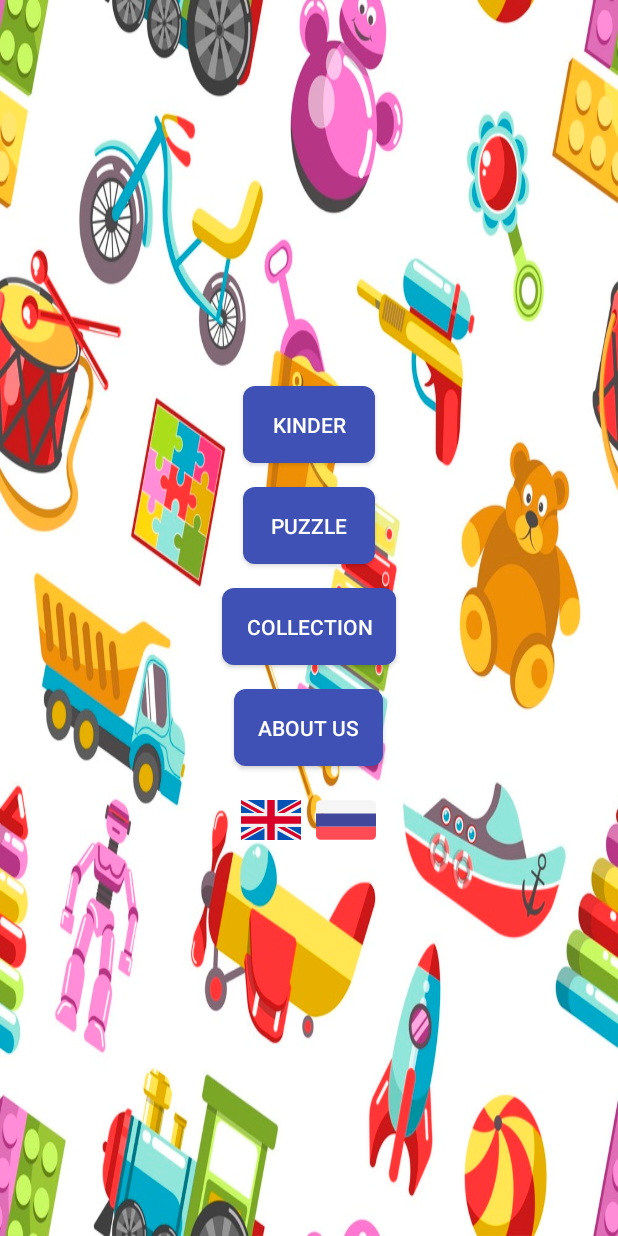
After one commit to RomanMoran/KidsGame, an Android app: the MainKotlinActivity screen opened directly, with no data from a screen before it, on a phone screen of 412 x 824 dp. The commit adds this screen. Run offline under Robolectric (Android 15) with nearby library versions, the phone set to English and light mode, and no system bars; 1 statement that could not run was skipped.

Commit message:
KD-01 Start doing main activity kotlin screen

```diff
--- a/app/src/main/AndroidManifest.xml
+++ b/app/src/main/AndroidManifest.xml
@@ -28,6 +28,18 @@
                 <category android:name="android.intent.category.LAUNCHER" />
             </intent-filter>
         </activity>
+
+        <activity android:name=".program.activity.main.MainKotlinActivity"
+            android:configChanges="keyboardHidden|screenSize|orientation|layoutDirection|locale"
+            android:screenOrientation="sensorPortrait"
+            android:windowSoftInputMode="adjustPan">
+            <intent-filter>
+                <action android:name="android.intent.action.MAIN" />
+
+                <category android:name="android.intent.category.LAUNCHER" />
+            </intent-filter>
+        </activity>
+
         <activity
             android:name=".program.activity.KinderActivity"
             android:configChanges="keyboardHidden|screenSize|orientation|layoutDirection|locale"
--- /dev/null
+++ b/app/src/main/java/android1601/itstep/org/kidsgame/program/activity/main/MainKotlinActivity.kt
@@ -0,0 +1,29 @@
+package android1601.itstep.org.kidsgame.program.activity.main
+
+import android.os.Bundle
+import android1601.itstep.org.kidsgame.R
+import android1601.itstep.org.kidsgame.program.ui.base.BaseActivity
+import kotlinx.android.synthetic.main.activity_main_kotlin.*
+
+class MainKotlinActivity : BaseActivity() {
+
+    override val layoutRes: Int = R.layout.activity_main_kotlin
+
+    override fun onCreate(savedInstanceState: Bundle?) {
+        super.onCreate(savedInstanceState)
+        openEggs.setOnClickListener { }
+        openPuzzle.setOnClickListener { }
+        openCollection.setOnClickListener { }
+        aboutUs.setOnClickListener { }
+        rgLanguages.setOnCheckedChangeListener { group, checkedId ->
+            if (rbEng.id == checkedId) {
+
+            } else {
+
+            }
+        }
+
+    }
+
+
+}
--- a/app/src/main/java/android1601/itstep/org/kidsgame/program/data/LocalStorage.kt
+++ b/app/src/main/java/android1601/itstep/org/kidsgame/program/data/LocalStorage.kt
@@ -2,11 +2,14 @@ package android1601.itstep.org.kidsgame.program.data
 
 import android.content.Context
 import android.content.Context.MODE_PRIVATE
+import android1601.itstep.org.kidsgame.program.Utility.LocaleHelper
+import android1601.itstep.org.kidsgame.program.ext.data.delegate
 
 
 class LocalStorage(context: Context) : Preferences {
 
     private val sharedPrefs by lazy { context.getSharedPreferences("sharedprefs", MODE_PRIVATE) }
 
+    override var language: String by sharedPrefs.delegate("appLanguage", LocaleHelper.getLanguage())
 
 }
--- a/app/src/main/java/android1601/itstep/org/kidsgame/program/data/Preferences.kt
+++ b/app/src/main/java/android1601/itstep/org/kidsgame/program/data/Preferences.kt
@@ -3,4 +3,6 @@ package android1601.itstep.org.kidsgame.program.data
 
 interface Preferences {
 
+    var language : String
+
 }
--- a/app/src/main/java/android1601/itstep/org/kidsgame/program/ui/base/BaseActivity.kt
+++ b/app/src/main/java/android1601/itstep/org/kidsgame/program/ui/base/BaseActivity.kt
@@ -17,7 +17,7 @@ abstract class BaseActivity : AppCompatActivity() {
     protected lateinit var progressBar: ProgressBar
     val navigator by lazy { ActivityViewNavigator(this) }
     private var menu: Menu? = null
-    private val preferences by PreferencesProvider()
+    val preferences by PreferencesProvider()
 
     override fun onCreate(savedInstanceState: Bundle?) {
         super.onCreate(savedInstanceState)
--- /dev/null
+++ b/app/src/main/res/drawable/ic_english.xml
@@ -0,0 +1,60 @@
+<vector xmlns:android="http://schemas.android.com/apk/res/android"
+    android:width="512dp"
+    android:height="512dp"
+    android:viewportWidth="512"
+    android:viewportHeight="512">
+  <path
+      android:pathData="M0,85.333h512v341.337h-512z"
+      android:fillColor="#F0F0F0"/>
+  <path
+      android:pathData="M288,85.33l-64,0l0,138.666l-224,0l0,64l224,0l0,138.666l64,0l0,-138.666l224,0l0,-64l-224,0z"
+      android:fillColor="#D80027"/>
+  <path
+      android:pathData="M393.785,315.358l118.215,65.676l0,-65.676z"
+      android:fillColor="#0052B4"/>
+  <path
+      android:pathData="M311.652,315.358l200.348,111.304l0,-31.474l-143.693,-79.83z"
+      android:fillColor="#0052B4"/>
+  <path
+      android:pathData="M458.634,426.662l-146.982,-81.664l0,81.664z"
+      android:fillColor="#0052B4"/>
+  <path
+      android:pathData="M311.652,315.358l200.348,111.304l0,-31.474l-143.693,-79.83z"
+      android:fillColor="#F0F0F0"/>
+  <path
+      android:pathData="M311.652,315.358l200.348,111.304l0,-31.474l-143.693,-79.83z"
+      android:fillColor="#D80027"/>
+  <path
+      android:pathData="M90.341,315.356l-90.341,50.19l0,-50.19z"
+      android:fillColor="#0052B4"/>
+  <path
+      android:pathData="M200.348,329.51l0,97.151l-174.857,0z"
+      android:fillColor="#0052B4"/>
+  <path
+      android:pathData="M143.693,315.358l-143.693,79.83l0,31.474l0,0l200.348,-111.304z"
+      android:fillColor="#D80027"/>
+  <path
+      android:pathData="M118.215,196.634l-118.215,-65.676l0,65.676z"
+      android:fillColor="#0052B4"/>
+  <path
+      android:pathData="M200.348,196.634l-200.348,-111.304l0,31.474l143.693,79.83z"
+      android:fillColor="#0052B4"/>
+  <path
+      android:pathData="M53.366,85.33l146.982,81.664l0,-81.664z"
+      android:fillColor="#0052B4"/>
+  <path
+      android:pathData="M200.348,196.634l-200.348,-111.304l0,31.474l143.693,79.83z"
+      android:fillColor="#F0F0F0"/>
+  <path
+      android:pathData="M200.348,196.634l-200.348,-111.304l0,31.474l143.693,79.83z"
+      android:fillColor="#D80027"/>
+  <path
+      android:pathData="M421.659,196.636l90.341,-50.19l0,50.19z"
+      android:fillColor="#0052B4"/>
+  <path
+      android:pathData="M311.652,182.482l0,-97.151l174.857,0z"
+      android:fillColor="#0052B4"/>
+  <path
+      android:pathData="M368.307,196.634l143.693,-79.83l0,-31.474l0,0l-200.348,111.304z"
+      android:fillColor="#D80027"/>
+</vector>
--- /dev/null
+++ b/app/src/main/res/drawable/ic_russia.xml
@@ -0,0 +1,15 @@
+<vector xmlns:android="http://schemas.android.com/apk/res/android"
+    android:width="512dp"
+    android:height="512dp"
+    android:viewportWidth="512"
+    android:viewportHeight="512">
+  <path
+      android:pathData="M473.655,88.276H38.345C17.167,88.276 0,105.443 0,126.621v73.471h512v-73.471C512,105.443 494.833,88.276 473.655,88.276z"
+      android:fillColor="#F5F5F5"/>
+  <path
+      android:pathData="M0,385.379c0,21.177 17.167,38.345 38.345,38.345h435.31c21.177,0 38.345,-17.167 38.345,-38.345v-73.471H0V385.379z"
+      android:fillColor="#FF4B55"/>
+  <path
+      android:pathData="M0,200.09h512v111.81h-512z"
+      android:fillColor="#41479B"/>
+</vector>
--- /dev/null
+++ b/app/src/main/res/layout/activity_main_kotlin.xml
@@ -0,0 +1,83 @@
+<?xml version="1.0" encoding="utf-8"?>
+<LinearLayout xmlns:android="http://schemas.android.com/apk/res/android"
+    android:layout_width="match_parent"
+    android:layout_height="match_parent"
+    android:background="@drawable/bg_main"
+    android:gravity="center"
+    android:orientation="vertical">
+
+    <androidx.recyclerview.widget.RecyclerView
+        android:id="@+id/recyclerViewCategory"
+        android:layout_width="wrap_content"
+        android:layout_height="wrap_content"
+        android:layout_marginBottom="@dimen/default_padding"
+        android:orientation="vertical"
+        android:visibility="gone"/>
+
+    <Button
+        android:id="@+id/openEggs"
+        android:layout_width="wrap_content"
+        android:layout_height="wrap_content"
+        android:layout_marginBottom="@dimen/default_padding"
+        android:background="@drawable/button_main_activity"
+        android:padding="@dimen/default_padding"
+        android:text="@string/open_eggs"
+        android:textColor="@color/white" />
+
+    <Button
+        android:id="@+id/openPuzzle"
+        android:layout_width="wrap_content"
+        android:layout_height="wrap_content"
+        android:layout_marginBottom="@dimen/default_padding"
+        android:background="@drawable/button_main_activity"
+        android:padding="@dimen/default_padding"
+        android:text="@string/open_puzzle"
+        android:textColor="@color/white" />
+
+    <Button
+        android:id="@+id/openCollection"
+        android:layout_width="wrap_content"
+        android:layout_height="wrap_content"
+        android:layout_marginBottom="@dimen/default_padding"
+        android:background="@drawable/button_main_activity"
+        android:padding="@dimen/default_padding"
+        android:text="@string/collection"
+        android:textColor="@color/white" />
+
+    <Button
+        android:id="@+id/aboutUs"
+        android:layout_width="wrap_content"
+        android:layout_height="wrap_content"
+        android:layout_marginBottom="@dimen/default_padding"
+        android:background="@drawable/button_main_activity"
+        android:padding="@dimen/default_padding"
+        android:text="@string/about_us"
+        android:textColor="@color/white" />
+
+    <RadioGroup
+        android:id="@+id/rgLanguages"
+        android:layout_width="wrap_content"
+        android:layout_height="wrap_content"
+        android:orientation="horizontal">
+
+        <RadioButton
+            android:id="@+id/rbEng"
+            android:layout_width="40dp"
+            android:layout_height="40dp"
+            android:layout_weight="1"
+            android:background="@drawable/ic_english"
+            android:button="@null"
+            android:padding="7dp" />
+
+        <RadioButton
+            android:id="@+id/rbRus"
+            android:layout_width="40dp"
+            android:layout_height="40dp"
+            android:layout_marginLeft="10dp"
+            android:layout_weight="1"
+            android:background="@drawable/ic_russia"
+            android:button="@null"
+            android:padding="7dp" />
+    </RadioGroup>
+
+</LinearLayout>
```
